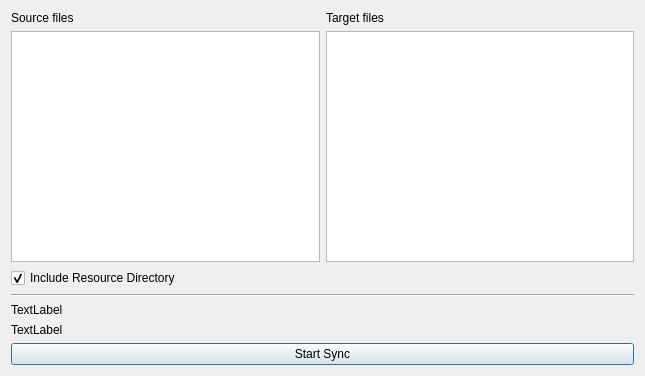
ic005k/OCAuxiliaryTools, file syncocdialog.ui: the form before one commit.
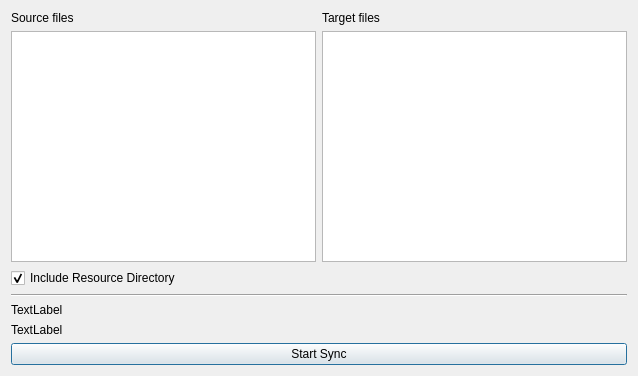
The form after the commit.

What changed in the file:
```diff
--- a/syncocdialog.ui
+++ b/syncocdialog.ui
@@ -6,7 +6,7 @@
    <rect>
     <x>0</x>
     <y>0</y>
-    <width>645</width>
+    <width>638</width>
     <height>376</height>
    </rect>
   </property>
```
